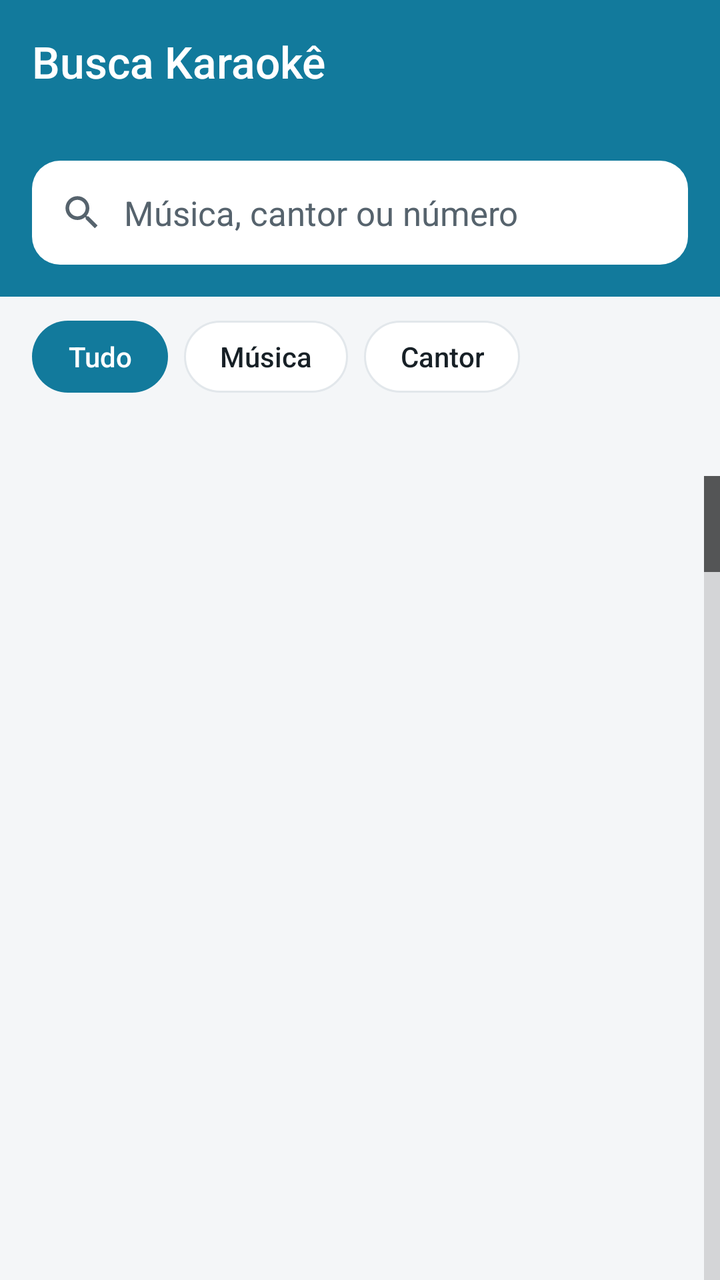
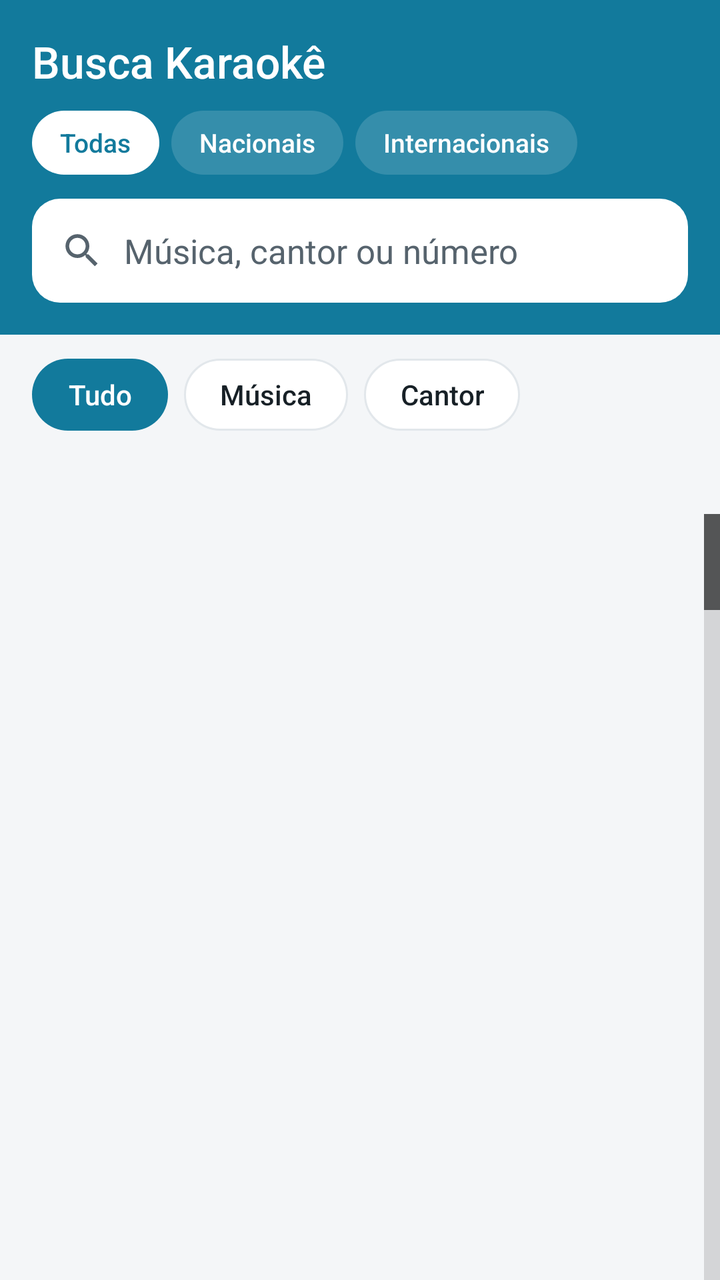

An Android layout rendered at two revisions. The XML below is the earlier revision; the diff shows what the commit changed to produce the second picture.
<!-- AndroidManifest.xml: application theme AppTheme -->
<!-- res/layout/activity_main.xml -->
<?xml version="1.0" encoding="utf-8"?>
<LinearLayout xmlns:android="http://schemas.android.com/apk/res/android"
    android:id="@+id/root"
    android:layout_width="match_parent"
    android:layout_height="match_parent"
    android:background="@color/bg"
    android:orientation="vertical">

    <LinearLayout
        android:id="@+id/header"
        android:layout_width="match_parent"
        android:layout_height="wrap_content"
        android:background="@color/header"
        android:orientation="vertical"
        android:paddingStart="16dp"
        android:paddingTop="16dp"
        android:paddingEnd="16dp"
        android:paddingBottom="16dp">

        <TextView
            android:layout_width="wrap_content"
            android:layout_height="wrap_content"
            android:fontFamily="sans-serif-medium"
            android:text="@string/app_name"
            android:textColor="@color/on_header"
            android:textSize="22sp" />

        <TextView
            android:id="@+id/subtitle"
            android:layout_width="wrap_content"
            android:layout_height="wrap_content"
            android:layout_marginTop="2dp"
            android:textColor="@color/on_header_muted"
            android:textSize="14sp" />

        <LinearLayout
            android:layout_width="match_parent"
            android:layout_height="52dp"
            android:layout_marginTop="14dp"
            android:background="@drawable/search_bg"
            android:gravity="center_vertical"
            android:orientation="horizontal"
            android:paddingStart="14dp">

            <ImageView
                android:layout_width="22dp"
                android:layout_height="22dp"
                android:importantForAccessibility="no"
                android:src="@drawable/ic_search" />

            <EditText
                android:id="@+id/search"
                android:layout_width="0dp"
                android:layout_height="match_parent"
                android:layout_marginStart="10dp"
                android:layout_weight="1"
                android:background="@null"
                android:hint="@string/hint_all"
                android:imeOptions="actionSearch|flagNoExtractUi"
                android:importantForAutofill="no"
                android:inputType="text|textNoSuggestions"
                android:maxLines="1"
                android:textColor="@color/text"
                android:textColorHint="@color/text_secondary"
                android:textSize="17sp" />

            <ImageButton
                android:id="@+id/clear"
                android:layout_width="48dp"
                android:layout_height="48dp"
                android:background="?android:attr/selectableItemBackgroundBorderless"
                android:contentDescription="@string/clear"
                android:src="@drawable/ic_close"
                android:visibility="gone" />
        </LinearLayout>
    </LinearLayout>

    <LinearLayout
        android:id="@+id/content"
        android:layout_width="match_parent"
        android:layout_height="0dp"
        android:layout_weight="1"
        android:orientation="vertical">

        <RadioGroup
            android:id="@+id/modes"
            android:layout_width="match_parent"
            android:layout_height="wrap_content"
            android:checkedButton="@+id/mode_all"
            android:orientation="horizontal"
            android:paddingStart="16dp"
            android:paddingTop="12dp"
            android:paddingEnd="16dp">

            <RadioButton
                android:id="@+id/mode_all"
                style="@style/Chip"
                android:text="@string/mode_all" />

            <RadioButton
                android:id="@+id/mode_song"
                style="@style/Chip"
                android:text="@string/mode_song" />

            <RadioButton
                android:id="@+id/mode_artist"
                style="@style/Chip"
                android:text="@string/mode_artist" />
        </RadioGroup>

        <HorizontalScrollView
            android:id="@+id/genre_scroll"
            android:layout_width="match_parent"
            android:layout_height="wrap_content"
            android:clipToPadding="false"
            android:overScrollMode="never"
            android:paddingStart="16dp"
            android:paddingTop="8dp"
            android:paddingEnd="8dp"
            android:scrollbars="none">

            <RadioGroup
                android:id="@+id/genres"
                android:layout_width="wrap_content"
                android:layout_height="wrap_content"
                android:orientation="horizontal" />
        </HorizontalScrollView>

        <TextView
            android:id="@+id/count"
            android:layout_width="match_parent"
            android:layout_height="wrap_content"
            android:paddingStart="16dp"
            android:paddingTop="10dp"
            android:paddingEnd="16dp"
            android:paddingBottom="6dp"
            android:textColor="@color/text_secondary"
            android:textSize="13sp" />

        <FrameLayout
            android:layout_width="match_parent"
            android:layout_height="0dp"
            android:layout_weight="1">

            <ListView
                android:id="@+id/list"
                android:layout_width="match_parent"
                android:layout_height="match_parent"
                android:divider="@color/divider"
                android:dividerHeight="1px"
                android:fastScrollEnabled="true"
                android:scrollbarStyle="outsideOverlay" />

            <LinearLayout
                android:id="@+id/empty"
                android:layout_width="match_parent"
                android:layout_height="match_parent"
                android:gravity="center"
                android:orientation="vertical"
                android:padding="32dp"
                android:visibility="gone">

                <ImageView
                    android:layout_width="56dp"
                    android:layout_height="56dp"
                    android:alpha="0.5"
                    android:importantForAccessibility="no"
                    android:src="@drawable/ic_music_off" />

                <TextView
                    android:layout_width="wrap_content"
                    android:layout_height="wrap_content"
                    android:layout_marginTop="12dp"
                    android:fontFamily="sans-serif-medium"
                    android:text="@string/empty_title"
                    android:textColor="@color/text"
                    android:textSize="17sp" />

                <TextView
                    android:layout_width="wrap_content"
                    android:layout_height="wrap_content"
                    android:layout_marginTop="4dp"
                    android:gravity="center"
                    android:text="@string/empty_body"
                    android:textColor="@color/text_secondary"
                    android:textSize="14sp" />
            </LinearLayout>
        </FrameLayout>
    </LinearLayout>
</LinearLayout>
<!-- resources referenced by this layout -->
<resources>
  <color name="bg">#F4F6F8</color>
  <color name="divider">#E2E7EB</color>
  <color name="header">#127A9C</color>
  <color name="on_header">#FFFFFF</color>
  <color name="on_header_muted">#CFEAF3</color>
  <color name="text">#172026</color>
  <color name="text_secondary">#56636D</color>
  <!-- drawable ic_close (drawable) -->
  <vector xmlns:android="http://schemas.android.com/apk/res/android"
      android:width="24dp" android:height="24dp"
      android:viewportWidth="24" android:viewportHeight="24">
      <path android:fillColor="@color/search_icon"
          android:pathData="M19,6.41L17.59,5 12,10.59 6.41,5 5,6.41 10.59,12 5,17.59 6.41,19 12,13.41 17.59,19 19,17.59 13.41,12z" />
  </vector>
  <!-- drawable ic_music_off (drawable) -->
  <vector xmlns:android="http://schemas.android.com/apk/res/android"
      android:width="56dp" android:height="56dp"
      android:viewportWidth="24" android:viewportHeight="24">
      <path android:fillColor="@color/text_secondary"
          android:pathData="M12,3v10.55c-0.59,-0.34 -1.27,-0.55 -2,-0.55 -2.21,0 -4,1.79 -4,4s1.79,4 4,4 4,-1.79 4,-4V7h4V3h-6z" />
  </vector>
  <!-- drawable ic_search (drawable) -->
  <vector xmlns:android="http://schemas.android.com/apk/res/android"
      android:width="24dp" android:height="24dp"
      android:viewportWidth="24" android:viewportHeight="24">
      <path android:fillColor="@color/search_icon"
          android:pathData="M15.5,14h-0.79l-0.28,-0.27C15.41,12.59 16,11.11 16,9.5 16,5.91 13.09,3 9.5,3S3,5.91 3,9.5 5.91,16 9.5,16c1.61,0 3.09,-0.59 4.23,-1.57l0.27,0.28v0.79l5,4.99L20.49,19l-4.99,-5zM9.5,14C7.01,14 5,11.99 5,9.5S7.01,5 9.5,5 14,7.01 14,9.5 11.99,14 9.5,14z" />
  </vector>
  <!-- drawable search_bg (drawable) -->
  <?xml version="1.0" encoding="utf-8"?>
  <shape xmlns:android="http://schemas.android.com/apk/res/android" android:shape="rectangle">
      <corners android:radius="14dp" />
      <solid android:color="@color/search_bg" />
  </shape>
  <string name="app_name">Busca Karaokê</string>
  <string name="clear">Limpar busca</string>
  <string name="empty_body">Confira a grafia. Esta lista só tem músicas internacionais: cantores brasileiros ficam na lista nacional.</string>
  <string name="empty_title">Nenhuma música encontrada</string>
  <string name="hint_all">Música, cantor ou número</string>
  <string name="mode_all">Tudo</string>
  <string name="mode_artist">Cantor</string>
  <string name="mode_song">Música</string>
  <style name="AppTheme" parent="Base.AppTheme" />
  <color name="search_icon">#56636D</color>
  <color name="search_bg">#FFFFFF</color>
  <color name="primary">#127A9C</color>
  <color name="surface">#FFFFFF</color>
  <color name="navbar">#000000</color>
  <!-- unchanged entries left out for length: 3 -->
</resources>

<!-- the commit's change to res/layout/activity_main.xml (unified diff, before → after) -->
@@ -17,26 +17,57 @@
         android:paddingEnd="16dp"
         android:paddingBottom="16dp">
 
-        <TextView
-            android:layout_width="wrap_content"
-            android:layout_height="wrap_content"
-            android:fontFamily="sans-serif-medium"
-            android:text="@string/app_name"
-            android:textColor="@color/on_header"
-            android:textSize="22sp" />
-
-        <TextView
-            android:id="@+id/subtitle"
-            android:layout_width="wrap_content"
-            android:layout_height="wrap_content"
-            android:layout_marginTop="2dp"
-            android:textColor="@color/on_header_muted"
-            android:textSize="14sp" />
-
         <LinearLayout
             android:layout_width="match_parent"
+            android:layout_height="wrap_content"
+            android:gravity="center_vertical"
+            android:orientation="horizontal">
+
+            <TextView
+                android:layout_width="0dp"
+                android:layout_height="wrap_content"
+                android:layout_weight="1"
+                android:fontFamily="sans-serif-medium"
+                android:text="@string/app_name"
+                android:textColor="@color/on_header"
+                android:textSize="22sp" />
+
+            <TextView
+                android:id="@+id/version"
+                android:layout_width="wrap_content"
+                android:layout_height="wrap_content"
+                android:textColor="@color/on_header_muted"
+                android:textSize="12sp" />
+        </LinearLayout>
+
+        <RadioGroup
+            android:id="@+id/lists"
+            android:layout_width="match_parent"
+            android:layout_height="wrap_content"
+            android:layout_marginTop="10dp"
+            android:checkedButton="@+id/list_all"
+            android:orientation="horizontal">
+
+            <RadioButton
+                android:id="@+id/list_all"
+                style="@style/ListChip"
+                android:text="@string/list_all" />
+
+            <RadioButton
+                android:id="@+id/list_nac"
+                style="@style/ListChip"
+                android:text="@string/list_nac" />
+
+            <RadioButton
+                android:id="@+id/list_int"
+                style="@style/ListChip"
+                android:text="@string/list_int" />
+        </RadioGroup>
+
+        <LinearLayout
+            android:layout_width="match_parent"
             android:layout_height="52dp"
-            android:layout_marginTop="14dp"
+            android:layout_marginTop="12dp"
             android:background="@drawable/search_bg"
             android:gravity="center_vertical"
             android:orientation="horizontal"
<!-- resource entries referenced after the edit -->
@@ -36,15 +36,48 @@
   </shape>
   <string name="app_name">Busca Karaokê</string>
   <string name="clear">Limpar busca</string>
-  <string name="empty_body">Confira a grafia. Esta lista só tem músicas internacionais: cantores brasileiros ficam na lista nacional.</string>
+  <string name="empty_body">Confira a grafia ou tente só uma parte do nome.</string>
   <string name="empty_title">Nenhuma música encontrada</string>
   <string name="hint_all">Música, cantor ou número</string>
+  <string name="list_all">Todas</string>
+  <string name="list_int">Internacionais</string>
+  <string name="list_nac">Nacionais</string>
   <string name="mode_all">Tudo</string>
   <string name="mode_artist">Cantor</string>
   <string name="mode_song">Música</string>
+  <style name="ListChip" parent="Chip">
+          <item name="android:layout_height">32dp</item>
+          <item name="android:layout_marginEnd">6dp</item>
+          <item name="android:background">@drawable/chip_list_bg</item>
+          <item name="android:textColor">@color/chip_list_text</item>
+          <item name="android:textSize">13sp</item>
+          <item name="android:paddingStart">14dp</item>
+          <item name="android:paddingEnd">14dp</item>
+      </style>
   <style name="AppTheme" parent="Base.AppTheme" />
   <color name="search_icon">#56636D</color>
   <color name="search_bg">#FFFFFF</color>
+  <!-- drawable chip_list_bg (drawable) -->
+  <?xml version="1.0" encoding="utf-8"?>
+  <ripple xmlns:android="http://schemas.android.com/apk/res/android"
+      android:color="#40FFFFFF">
+      <item>
+          <selector>
+              <item android:state_checked="true">
+                  <shape android:shape="rectangle">
+                      <corners android:radius="16dp" />
+                      <solid android:color="@color/on_header" />
+                  </shape>
+              </item>
+              <item>
+                  <shape android:shape="rectangle">
+                      <corners android:radius="16dp" />
+                      <solid android:color="#26FFFFFF" />
+                  </shape>
+              </item>
+          </selector>
+      </item>
+  </ripple>
   <color name="primary">#127A9C</color>
   <color name="surface">#FFFFFF</color>
   <color name="navbar">#000000</color>
